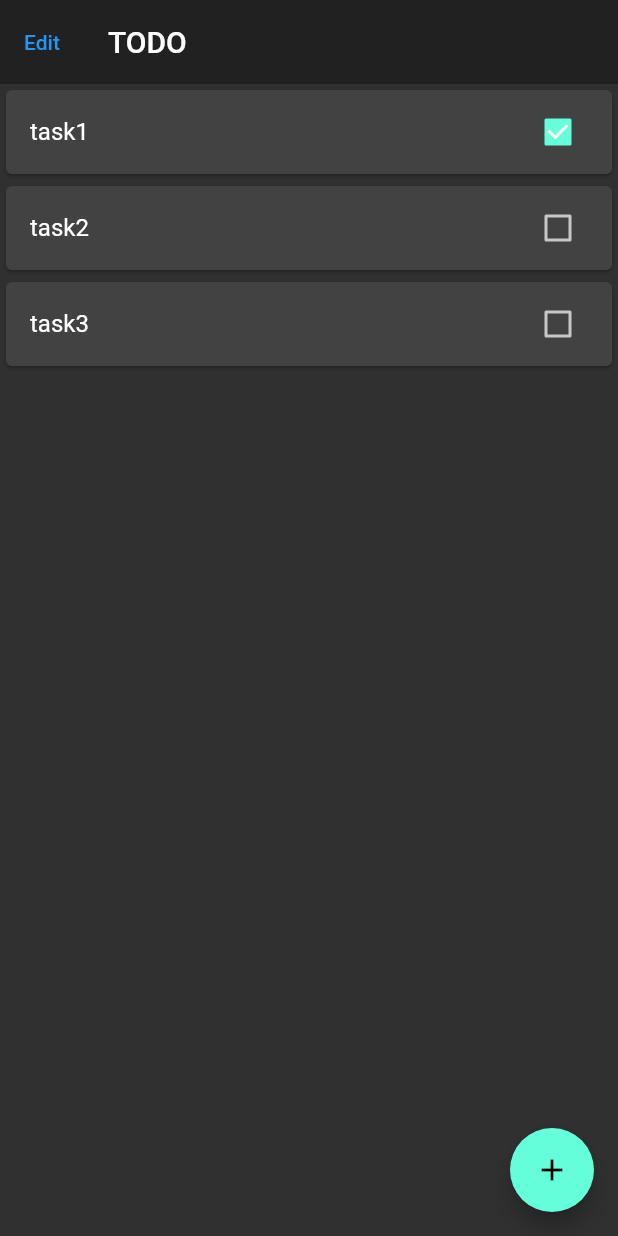
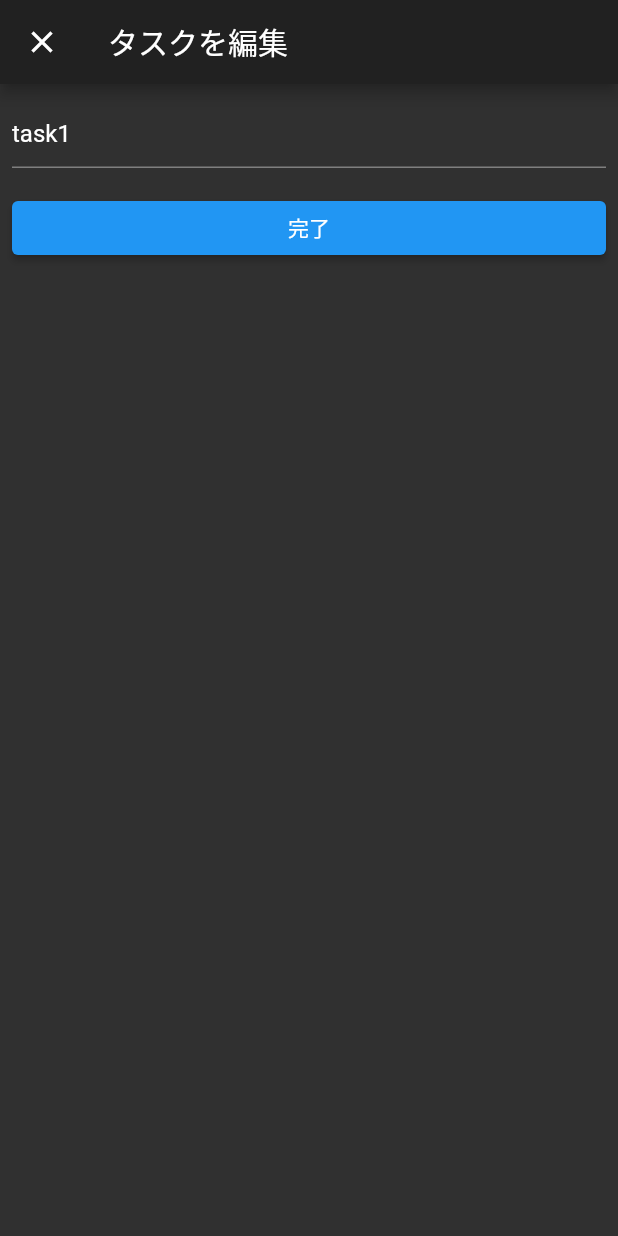
Before and after one commit to tommy10344/flutter_todo, a Flutter app: the screen it shows after launch, after a tap on "task1", on a phone screen of 412 x 824 dp. Run offline on Flutter 3.47's test engine with Material 2 defaults, Android fonts, the phone set to English and light mode, and no system bars; our stand-ins replace flutter_riverpod.

Commit message:
Add edit page

```diff
--- /dev/null
+++ b/lib/pages/edit.dart
@@ -0,0 +1,48 @@
+import 'package:flutter/material.dart';
+import 'package:flutter_riverpod/flutter_riverpod.dart';
+import 'package:flutter_todo/task.dart';
+import 'package:flutter_todo/task_list_controller.dart';
+
+class EditPage extends ConsumerWidget {
+  final Task task;
+
+  final taskNameController = TextEditingController();
+
+  EditPage(this.task) {
+    taskNameController.text = task.title;;
+  }
+
+  @override
+  Widget build(BuildContext context, ScopedReader watch) {
+    final taskListController = watch(taskListProvider.notifier);
+
+    return Scaffold(
+      appBar: AppBar(
+        title: Text("タスクを編集"),
+      ),
+      body: Padding(
+        padding: const EdgeInsets.all(8.0),
+        child: Column(
+          crossAxisAlignment: CrossAxisAlignment.stretch,
+          children: [
+            Flexible(
+                child: TextField(
+              controller: taskNameController,
+              decoration: InputDecoration(hintText: "タイトル"),
+            )),
+            Padding(
+              padding: const EdgeInsets.symmetric(vertical: 16.0),
+              child: ElevatedButton(
+                  child: Text("完了"),
+                  onPressed: () {
+                    final title = taskNameController.text;
+                    taskListController.update(task.copyWith(title: title));
+                    Navigator.pop(context);
+                  }),
+            ),
+          ],
+        ),
+      ),
+    );
+  }
+}
--- a/lib/pages/home.dart
+++ b/lib/pages/home.dart
@@ -1,5 +1,7 @@
 import 'package:flutter/material.dart';
 import 'package:flutter_riverpod/flutter_riverpod.dart';
+import 'package:flutter_todo/pages/edit.dart';
+import 'package:flutter_todo/utilities.dart';
 
 import './add.dart';
 import '../task.dart';
@@ -14,15 +16,21 @@ class TaskListItem extends StatelessWidget {
   @override
   Widget build(BuildContext context) {
     return Card(
-        child: CheckboxListTile(
-      title: Text(task.title),
+      child: ListTile(
+        leading: Checkbox(
           value: task.isCompleted,
           onChanged: (value) {
             if (value != null) {
               checkChanged(value);
             }
           },
-    ));
+        ),
+        title: Text(task.title),
+        onTap: () {
+          showModal(context, (_) => EditPage(task));
+        },
+      ),
+    );
   }
 }
 
@@ -54,13 +62,7 @@ class HomePage extends ConsumerWidget {
       ]),
       floatingActionButton: FloatingActionButton(
         onPressed: () {
-          Navigator.push(
-              context,
-              MaterialPageRoute(
-                  builder: (BuildContext context) {
-                    return AddPage();
-                  },
-                  fullscreenDialog: true));
+          showModal(context, (_) => AddPage());
         },
         tooltip: 'Add',
         child: Icon(Icons.add),
--- /dev/null
+++ b/lib/utilities.dart
@@ -0,0 +1,6 @@
+import 'package:flutter/material.dart';
+
+void showModal(BuildContext context, WidgetBuilder builder) {
+  Navigator.push(
+      context, MaterialPageRoute(builder: builder, fullscreenDialog: true));
+}
```
Also changed, not shown: lib/task_list_controller.dart (+15 -6 lines). Lines whose indentation alone changed are shown as unchanged.
